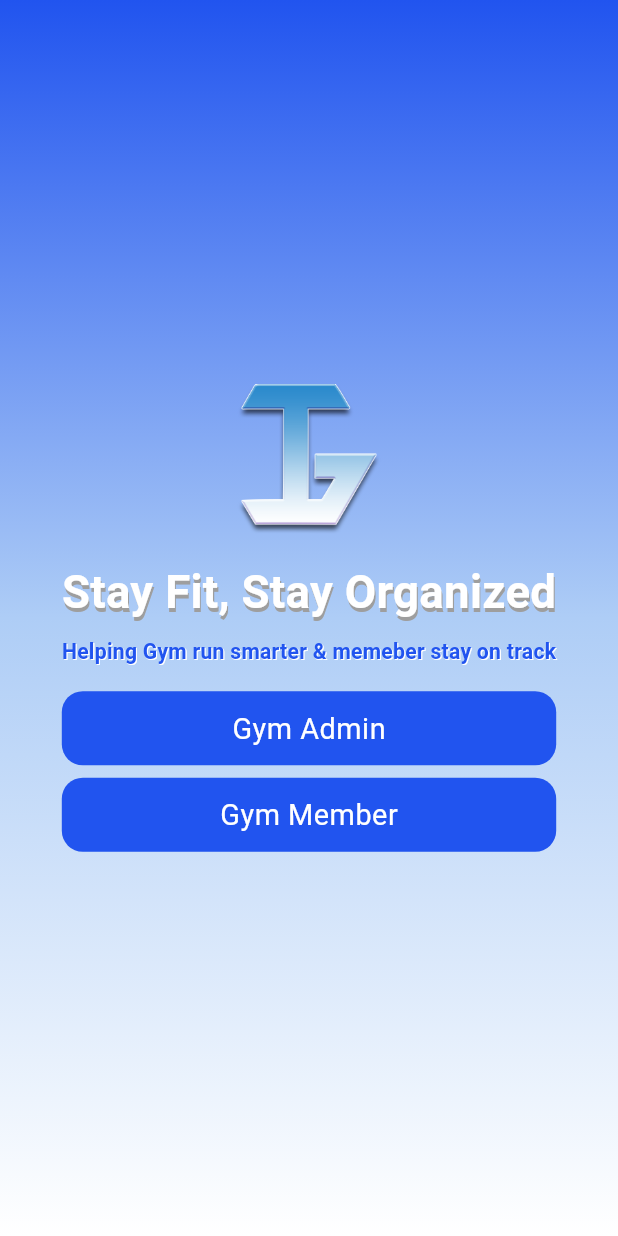
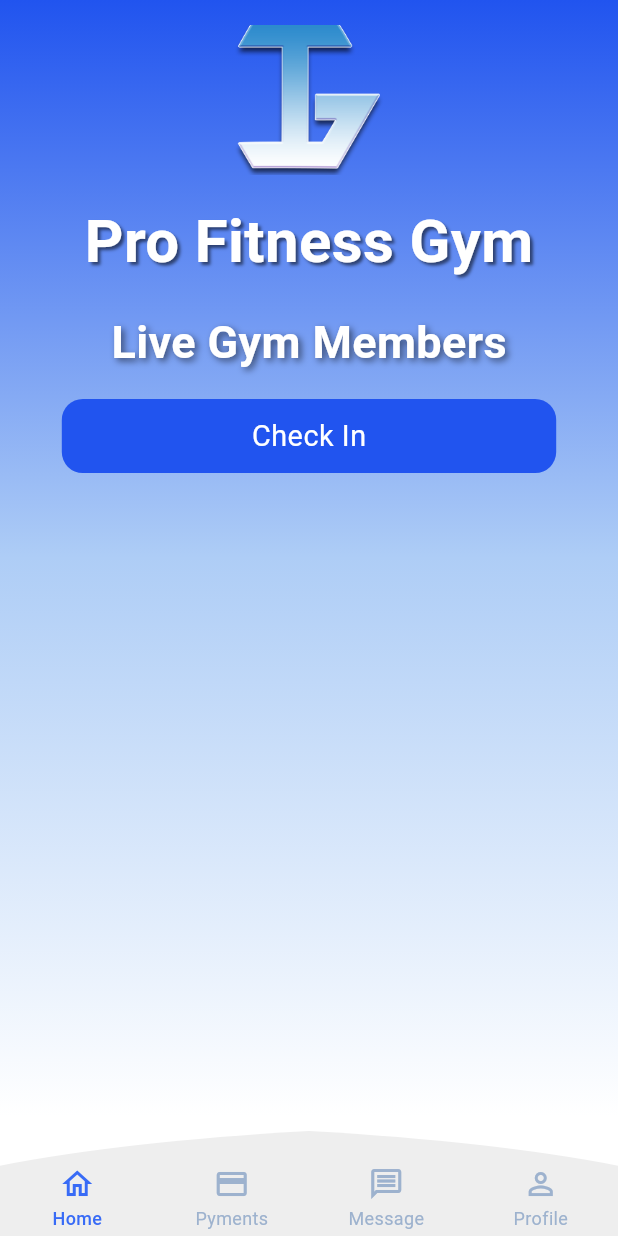
Before and after one commit to muhammadahmad26/gym_lead_master, a Flutter app: the screen it shows after launch, on a phone screen of 412 x 824 dp. Run offline on Flutter 3.47's test engine with Material 3 defaults, Android fonts, the phone set to English and light mode, and no system bars; our stand-ins replace google_fonts.

```diff
--- a/lib/main.dart
+++ b/lib/main.dart
@@ -1,4 +1,5 @@
 import 'package:flutter/material.dart';
+import 'package:gym_lead_master/src/presentation/pages/admin_main_page.dart';
 import 'package:gym_lead_master/src/presentation/pages/common/signUp_page.dart';
 import 'package:gym_lead_master/src/presentation/pages/login_pages/gym_admin_login_page.dart';
 import 'package:gym_lead_master/src/presentation/pages/initial_pages.dart';
@@ -23,7 +24,8 @@ class MyApp extends StatelessWidget {
       ),
       onGenerateRoute: AppRouter.generateRoute,
 
-      home: InitialPages(),
+      // home: InitialPages(),
+      home: adminHomePage(),
       // home: GymAdminLoginPage(),
       // home: GymAdminSignupPage(),
     );
--- a/lib/src/core/constants/appColor.dart
+++ b/lib/src/core/constants/appColor.dart
@@ -7,4 +7,7 @@ class AppColors {
   static const greyColor = Colors.grey;
   static const blackColor = Colors.black;
   static final lightPinkColor = Colors.pink[50];
+  static const Color navBarColor = Color(0xFFEEEEEE);
+  static const Color blueColor = Color(0xFF386BF6);
+  static const Color grayColor = Color(0xFF9DB2CE);
 }
--- /dev/null
+++ b/lib/src/core/widgets/bottom_navigationbar_clipper.dart
@@ -0,0 +1,39 @@
+import 'package:flutter/material.dart';
+
+class BottomNavigationbarClipper extends CustomClipper<Path> {
+  @override
+  Path getClip(Size size) {
+    double w = size.width;
+    double h = size.height;
+    Path path = Path();
+
+    path.moveTo(w * 0.5, 0);
+
+    path.quadraticBezierTo(
+      w * 0.2,
+      h * 0.1,
+      0,
+      h * 0.33,
+    );
+
+    path.lineTo(0, h);
+    path.lineTo(w, h);
+
+    path.lineTo(w, h * 0.33);
+
+    path.quadraticBezierTo(
+      w * 0.8,
+      h * 0.1,
+      w * 0.5,
+      0,
+    );
+
+    path.close();
+    return path;
+  }
+
+  @override
+  bool shouldReclip(CustomClipper<Path> oldClipper) {
+    return true;
+  }
+}
--- /dev/null
+++ b/lib/src/presentation/pages/Admin_screen.dart
@@ -0,0 +1,64 @@
+import 'package:flutter/material.dart';
+import 'package:gym_lead_master/src/core/constants/appColor.dart';
+import 'package:gym_lead_master/src/core/constants/app_bg_page.dart';
+import 'package:gym_lead_master/src/core/constants/app_images.dart';
+import 'package:gym_lead_master/src/core/widgets/app_button.dart';
+
+class AdminScreen extends StatelessWidget {
+  const AdminScreen({super.key});
+
+  @override
+  Widget build(BuildContext context) {
+    final Size(:width, :height) = MediaQuery.sizeOf(context);
+    return AppBackGroundPage(
+      child: Center(
+        child: Column(
+          children: [
+            // Spacer(),
+            SizedBox(height: height * 0.02),
+            Image.asset(
+              AppImages.appLogoIcon,
+              height: 100,
+              width: 100,
+              fit: BoxFit.cover,
+            ),
+            SizedBox(height: height * 0.02),
+            Text(
+              "Pro Fitness Gym",
+              style: TextStyle(
+                color: AppColors.whiteColor,
+                fontSize: 40,
+                fontWeight: FontWeight.bold,
+                shadows: [
+                  const Shadow(
+                    offset: Offset(2, 2),
+                    blurRadius: 2,
+                    color: Colors.black54,
+                  ),
+                ],
+              ),
+            ),
+            SizedBox(height: height * 0.02),
+            Text(
+              "Live Gym Members",
+              style: TextStyle(
+                color: AppColors.whiteColor,
+                fontSize: 30,
+                fontWeight: FontWeight.bold,
+                shadows: [
+                  const Shadow(
+                    offset: Offset(2, 2),
+                    blurRadius: 6,
+                    color: Colors.black54,
+                  ),
+                ],
+              ),
+            ),
+            SizedBox(height: height * 0.02),
+            AppButton(text: "Check In", onPressed: () {}),
+          ],
+        ),
+      ),
+    );
+  }
+}
--- a/lib/src/presentation/pages/admin_home_page.dart
+++ /dev/null
@@ -1,13 +0,0 @@
-import 'package:flutter/material.dart';
-
-class adminHomePage extends StatelessWidget {
-  const adminHomePage({super.key});
-
-  @override
-  Widget build(BuildContext context) {
-    return Scaffold(
-      resizeToAvoidBottomInset: true,
-      body: Center(child: Text("Admin Home Page")),
-    );
-  }
-}
--- /dev/null
+++ b/lib/src/presentation/pages/admin_main_page.dart
@@ -0,0 +1,29 @@
+import 'package:flutter/material.dart';
+import 'package:gym_lead_master/src/presentation/pages/Admin_screen.dart';
+import 'package:gym_lead_master/src/presentation/pages/common/custom_bottom_navigation_bar.dart';
+
+class adminHomePage extends StatefulWidget {
+
+  const adminHomePage({super.key});
+
+  @override
+  State<adminHomePage> createState() => _adminHomePageState();
+}
+
+class _adminHomePageState extends State<adminHomePage> {
+  int seletedIndex = 0;
+
+  void handelIndex(int index){
+    setState(() {
+      seletedIndex = index;
+    });
+  }
+
+  @override
+  Widget build(BuildContext context) {
+    return Scaffold(
+      body: AdminScreen(),
+      bottomNavigationBar: CustomBottomNavigationBar(onItemSelected: handelIndex,selectedIndex: seletedIndex,),
+    );
+  }
+}
--- /dev/null
+++ b/lib/src/presentation/pages/common/custom_bottom_navigation_bar.dart
@@ -0,0 +1,121 @@
+import 'package:flutter/material.dart';
+import 'package:gym_lead_master/src/core/constants/appColor.dart';
+import 'package:gym_lead_master/src/core/widgets/bottom_navigationbar_clipper.dart';
+
+class CustomBottomNavigationBar extends StatelessWidget {
+  final int selectedIndex;
+  final Function(int) onItemSelected;
+  const CustomBottomNavigationBar({
+    super.key,
+    required this.onItemSelected,
+    required this.selectedIndex,
+  });
+
+  Widget _buildNavItem(
+    int index,
+    IconData icon,
+    String label,
+    Color defaultColor,
+    Color selectedColor,
+  ) {
+    bool isSelected = selectedIndex == index;
+    return InkWell(
+      onTap: () {},
+      child: Container(
+        padding: const EdgeInsets.symmetric(vertical: 2),
+        child: Column(
+          mainAxisSize: MainAxisSize.min,
+          children: [
+            Icon(
+              icon,
+              color: isSelected ? selectedColor : defaultColor,
+              size: 24,
+            ),
+            const SizedBox(height: 2),
+            Text(
+              label,
+              style: TextStyle(
+                color: isSelected ? selectedColor : defaultColor,
+                fontSize: 12,
+                fontWeight: isSelected ? FontWeight.w500 : FontWeight.normal,
+              ),
+            ),
+          ],
+        ),
+      ),
+    );
+  }
+
+  @override
+  Widget build(BuildContext context) {
+    return Container(
+      color: AppColors.whiteColor,
+      height: 80,
+      child: Stack(
+        clipBehavior: Clip.none,
+        alignment: Alignment.bottomCenter,
+        children: [
+          Positioned(
+            bottom: 0,
+            // top: 0,
+            left: 0,
+            right: 0,
+            child: SizedBox(
+              height: 70,
+              child: ClipPath(
+                clipper: BottomNavigationbarClipper(),
+                child: Container(
+                  color: AppColors.navBarColor,
+                  child: Padding(
+                    padding: EdgeInsets.only(top: 20),
+                    child: Row(
+                      mainAxisAlignment: MainAxisAlignment.spaceAround,
+                      children: [
+                        Expanded(
+                          child: _buildNavItem(
+                            0,
+                            Icons.home_outlined,
+                            "Home",
+                            AppColors.grayColor,
+                            AppColors.blueColor,
+                          ),
+                        ),
+                        Expanded(
+                          child: _buildNavItem(
+                            1,
+                            Icons.payment_outlined,
+                            'Pyments',
+                            AppColors.grayColor,
+                            AppColors.blueColor,
+                          ),
+                        ),
+                        Expanded(
+                          child: _buildNavItem(
+                            2,
+                            Icons.message_outlined,
+                            'Message',
+                            AppColors.grayColor,
+                            AppColors.blueColor,
+                          ),
+                        ),
+                        Expanded(
+                          child: _buildNavItem(
+                            3,
+                            Icons.person_outline,
+                            "Profile",
+                            AppColors.grayColor,
+                            AppColors.whiteColor,
+                          ),
+                        ),
+                      ],
+                    ),
+                  ),
+                ),
+              ),
+            ),
+          ),
+        ],
+      ),
+    );
+  }
+}
--- a/lib/src/presentation/pages/main_page.dart
+++ /dev/null
@@ -1,10 +0,0 @@
-import 'package:flutter/material.dart';
-
-class MainPage extends StatelessWidget {
-  const MainPage({super.key});
-
-  @override
-  Widget build(BuildContext context) {
-    return Scaffold(body: Center(child: Text("Login Page")));
-  }
-}
--- a/lib/src/presentation/routes/appRouter.dart
+++ b/lib/src/presentation/routes/appRouter.dart
@@ -1,5 +1,5 @@
 import 'package:flutter/material.dart';
-import 'package:gym_lead_master/src/presentation/pages/admin_home_page.dart';
+import 'package:gym_lead_master/src/presentation/pages/admin_main_page.dart';
 import 'package:gym_lead_master/src/presentation/pages/login_pages/gym_admin_login_page.dart';
 import 'package:gym_lead_master/src/presentation/pages/login_pages/gym_member_login_page.dart';
 import 'package:gym_lead_master/src/presentation/pages/initial_pages.dart';
```
Also changed, not shown: lib/src/core/widgets/build_botttom_navigation_item.dart (added, +16 -0 lines).
